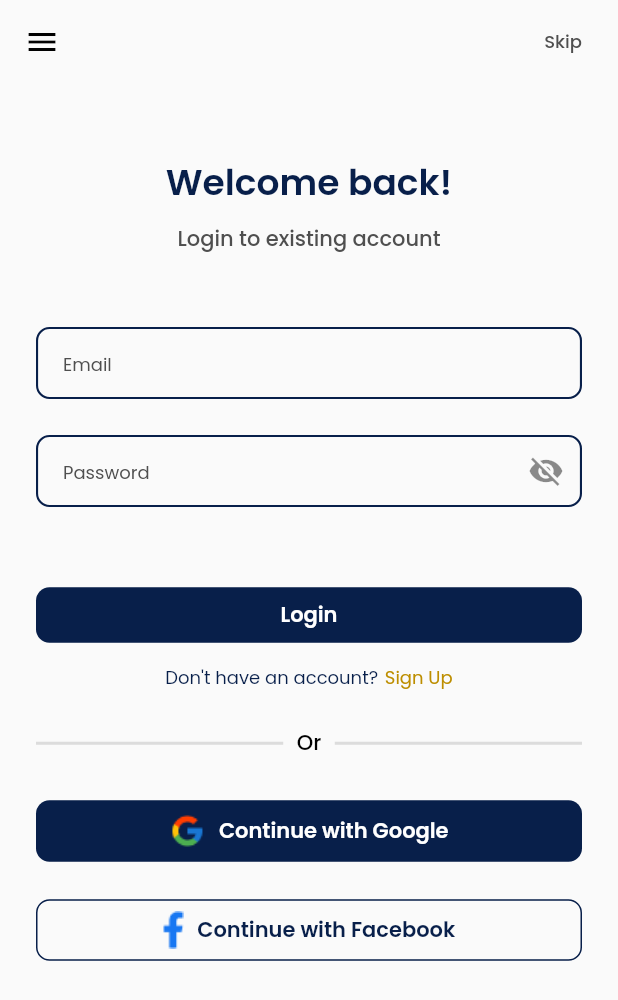
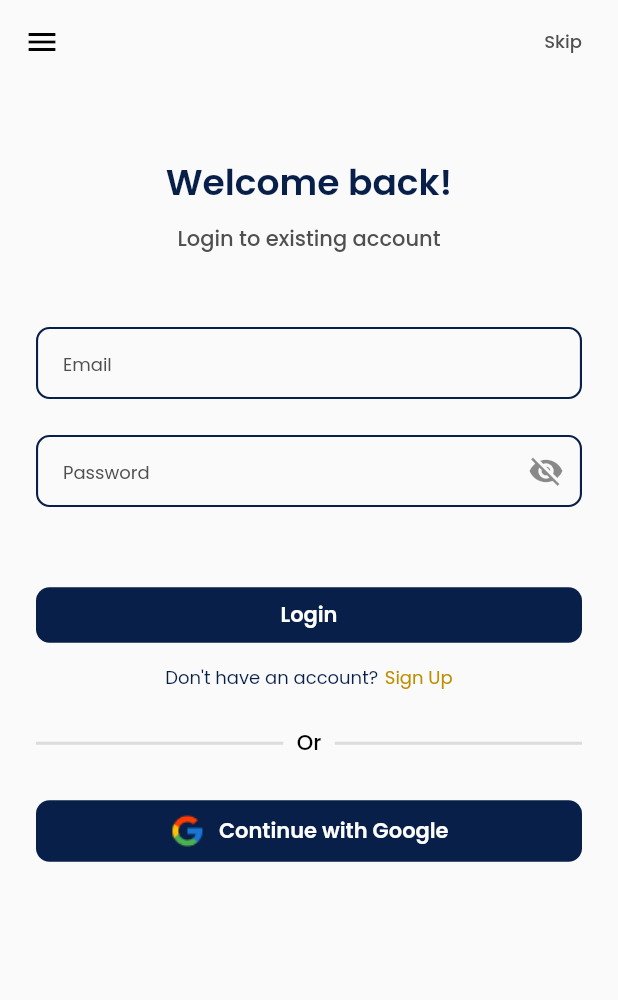
Before and after one commit to Zummit-Africa-Inc/sumry_man_mobile, a Flutter app: the LoginScreen screen opened by its route, on a phone screen of 412 x 824 dp. Shown: the top 1000 px of the screen. Run offline on Flutter 3.47's test engine with Material 2 defaults, Android fonts, the phone set to English and light mode, and no system bars; our stand-ins replace date_format, dio, file_picker, firebase_auth, firebase_core, firebase_database and 4 more; missing offline and left inert: flutter_facebook_auth; accounts and stored records are empty; generated files the repository leaves out were written again.

Commit message:
hide facebook login until fixed

```diff
--- a/lib/screens/login_screen.dart
+++ b/lib/screens/login_screen.dart
@@ -171,20 +171,20 @@ class _LoginScreenState extends ConsumerState<LoginScreen> {
                   Assets.googleLogo,
                 ),
               ),
-              vSpace(sSecondaryPadding),
-              AppButton(
-                isLoading: isFacebookLoading,
-                onPressed: onFacebookClick,
-                text: isLogin
-                    ? ResLoginScreen.continueWithFacebook
-                    : ResLoginScreen.signupWithFacebook,
-                textColor: theme.colorScheme.primary,
-                border: theme.colorScheme.primary,
-                backgroundColor: Colors.transparent,
-                icon: Image.asset(
-                  Assets.facebookLogo,
-                ),
-              ),
+              // vSpace(sSecondaryPadding),
+              // AppButton(
+              //   isLoading: isFacebookLoading,
+              //   onPressed: onFacebookClick,
+              //   text: isLogin
+              //       ? ResLoginScreen.continueWithFacebook
+              //       : ResLoginScreen.signupWithFacebook,
+              //   textColor: theme.colorScheme.primary,
+              //   border: theme.colorScheme.primary,
+              //   backgroundColor: Colors.transparent,
+              //   icon: Image.asset(
+              //     Assets.facebookLogo,
+              //   ),
+              // ),
             ],
           ),
         ),
```
